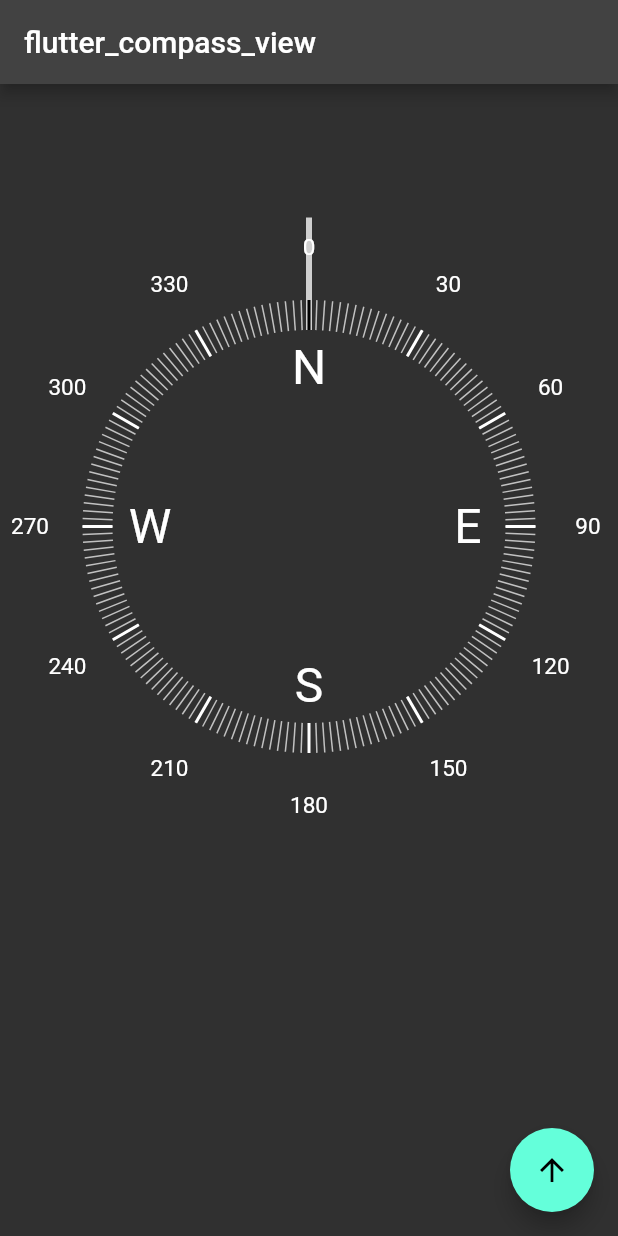
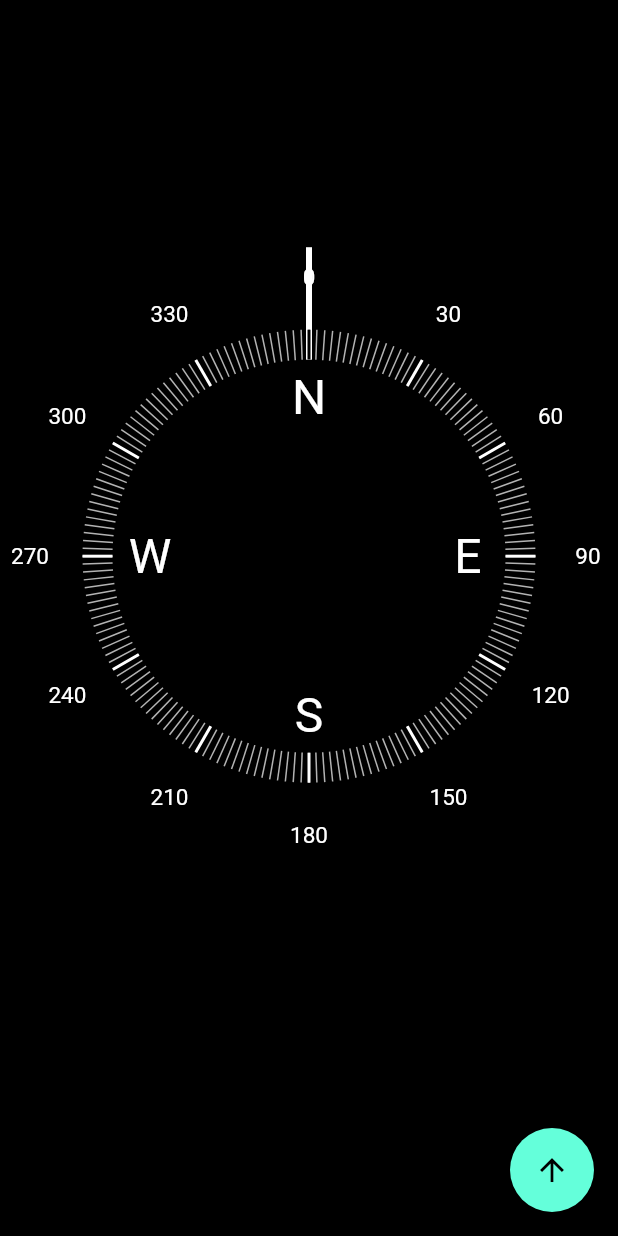
Before and after one commit to lukepighetti/flutter_compass_view, a Flutter app: the screen it shows after launch, on a phone screen of 412 x 824 dp. Run offline on Flutter 3.47's test engine with Material 2 defaults, Android fonts, the phone set to English and light mode, and no system bars; our stand-ins replace flutter_compass.

Commit message:
style changes

```diff
--- a/lib/compass_view.dart
+++ b/lib/compass_view.dart
@@ -1,5 +1,6 @@
 import 'dart:math';
 
+import 'package:flutter/cupertino.dart' show CupertinoIcons;
 import 'package:flutter/material.dart';
 
 class CompassView extends StatefulWidget {
@@ -48,8 +49,9 @@ class _CompassViewState extends State<CompassView> {
                 child: Align(
                   alignment: Alignment.topCenter,
                   child: Icon(
-                    Icons.keyboard_arrow_up,
+                    CupertinoIcons.arrowtriangle_up_fill,
                     color: widget.bearingColor,
+                    size: 20,
                   ),
                 ),
               ),
--- a/lib/main.dart
+++ b/lib/main.dart
@@ -19,15 +19,13 @@ class MyApp extends StatelessWidget {
         primarySwatch: Colors.blue,
         brightness: Brightness.dark,
       ),
-      home: const MyHomePage(title: 'flutter_compass_view'),
+      home: const MyHomePage(),
     );
   }
 }
 
 class MyHomePage extends StatefulWidget {
-  const MyHomePage({Key? key, required this.title}) : super(key: key);
-
-  final String title;
+  const MyHomePage({Key? key}) : super(key: key);
 
   @override
   State<MyHomePage> createState() => _MyHomePageState();
@@ -50,11 +48,9 @@ class _MyHomePageState extends State<MyHomePage> {
         final heading = snapshot.data?.heading ?? 0;
 
         return Scaffold(
-          appBar: AppBar(
-            title: Text(widget.title),
-          ),
+          backgroundColor: Colors.black,
           body: Align(
-            alignment: const Alignment(0, -0.5),
+            alignment: const Alignment(0, -0.2),
             child: CompassView(
               bearing: _bearing,
               heading: heading,
```
